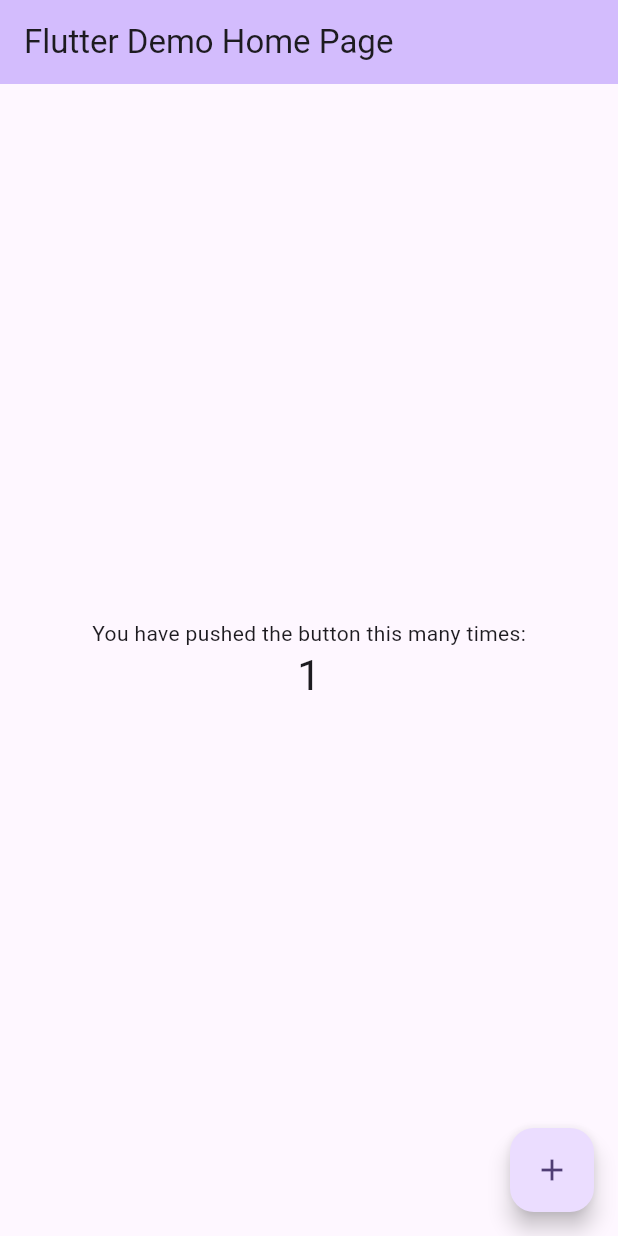
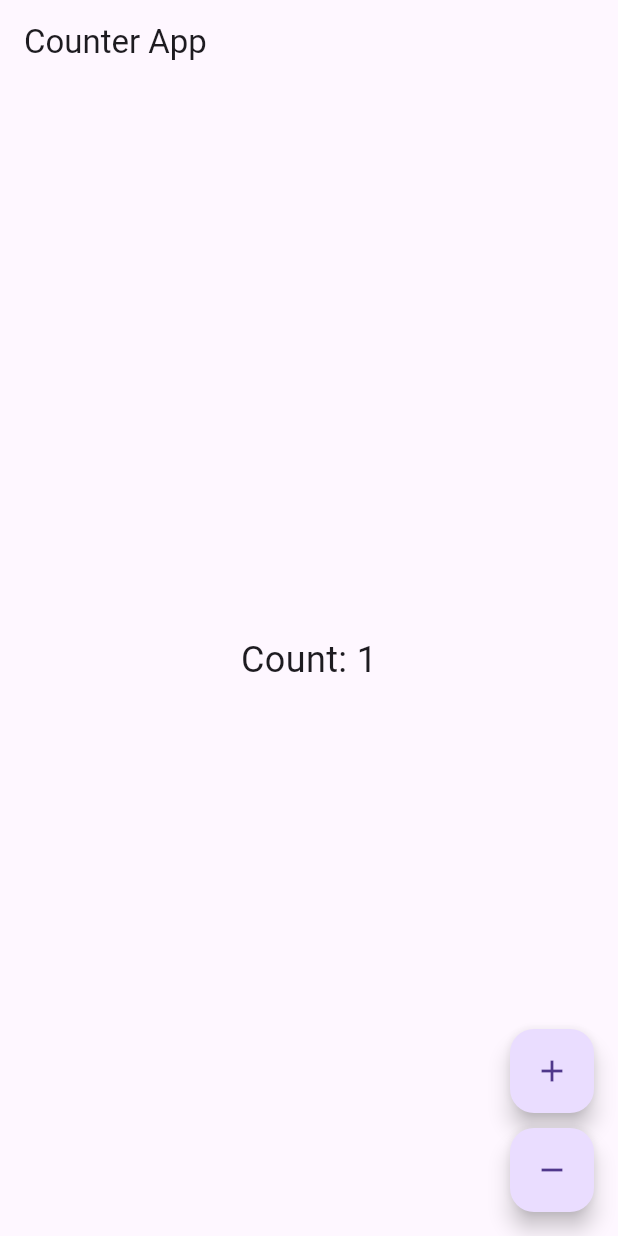
Before and after one commit to mohamedmahmoud95/flutter_bloc_session, a Flutter app: the screen it shows after launch, after a tap on the "add" icon, on a phone screen of 412 x 824 dp. Run offline on Flutter 3.47's test engine with Material 3 defaults, Android fonts, the phone set to English and light mode, and no system bars; our stand-ins replace flutter_bloc.

Commit message:
added a counter app with bloc

```diff
--- /dev/null
+++ b/lib/counter_app/bloc/counter_cubit.dart
@@ -0,0 +1,11 @@
+import 'package:flutter_bloc/flutter_bloc.dart';
+
+/// A `Cubit` which manages an `int` as its state.
+/// This `Cubit` is responsible for incrementing and decrementing the counter value.
+
+class CounterCubit extends Cubit<int> {
+  CounterCubit() : super(0);
+
+  void increment() => emit(state + 1);
+  void decrement() => emit(state - 1);
+}
--- /dev/null
+++ b/lib/counter_app/presentation/counter_app.dart
@@ -0,0 +1,57 @@
+import 'package:flutter/material.dart';
+import 'package:flutter_bloc/flutter_bloc.dart';
+import '../bloc/counter_cubit.dart';
+
+class CounterApp extends StatelessWidget {
+  const CounterApp({super.key});
+
+  @override
+  Widget build(BuildContext context) {
+    return MaterialApp(
+      home: BlocProvider(
+        // Creating and providing the CounterCubit to the widget tree.
+      create: (context) => CounterCubit(),
+        child: CounterScreen(),
+      ),
+    );
+  }
+}
+
+class CounterScreen extends StatelessWidget {
+  const CounterScreen({super.key});
+
+  @override
+  Widget build(BuildContext context) {
+    // Accessing the CounterCubit instance.
+    final counterCubit = context.read<CounterCubit>();
+
+    return Scaffold(
+      appBar: AppBar(title: Text('Counter App')),
+      body: Center(
+        // BlocBuilder listens to state changes in CounterCubit and rebuilds the widget.
+      child: BlocBuilder<CounterCubit, int>(
+          builder: (context, state) {
+            return Text(
+              'Count: $state',
+              style: TextStyle(fontSize: 24),
+            );
+          },
+        ),
+      ),
+      floatingActionButton: Column(
+        mainAxisAlignment: MainAxisAlignment.end,
+        children: [
+          FloatingActionButton(
+            onPressed: () => counterCubit.increment(),
+            child: Icon(Icons.add),
+          ),
+          SizedBox(height: 10),
+          FloatingActionButton(
+            onPressed: () => counterCubit.decrement(),
+            child: Icon(Icons.remove),
+          ),
+        ],
+      ),
+    );
+  }
+}
--- a/lib/main.dart
+++ b/lib/main.dart
@@ -1,122 +1,6 @@
+import 'package:bloc_session/counter_app/presentation/counter_app.dart';
 import 'package:flutter/material.dart';
 
 void main() {
-  runApp(const MyApp());
+  runApp(const CounterApp());
 }
-
-class MyApp extends StatelessWidget {
-  const MyApp({super.key});
-
-  // This widget is the root of your application.
-  @override
-  Widget build(BuildContext context) {
-    return MaterialApp(
-      title: 'Flutter Demo',
-      theme: ThemeData(
-        // This is the theme of your application.
-        //
-        // TRY THIS: Try running your application with "flutter run". You'll see
-        // the application has a purple toolbar. Then, without quitting the app,
-        // try changing the seedColor in the colorScheme below to Colors.green
-        // and then invoke "hot reload" (save your changes or press the "hot
-        // reload" button in a Flutter-supported IDE, or press "r" if you used
-        // the command line to start the app).
-        //
-        // Notice that the counter didn't reset back to zero; the application
-        // state is not lost during the reload. To reset the state, use hot
-        // restart instead.
-        //
-        // This works for code too, not just values: Most code changes can be
-        // tested with just a hot reload.
-        colorScheme: ColorScheme.fromSeed(seedColor: Colors.deepPurple),
-      ),
-      home: const MyHomePage(title: 'Flutter Demo Home Page'),
-    );
-  }
-}
-
-class MyHomePage extends StatefulWidget {
-  const MyHomePage({super.key, required this.title});
-
-  // This widget is the home page of your application. It is stateful, meaning
-  // that it has a State object (defined below) that contains fields that affect
-  // how it looks.
-
-  // This class is the configuration for the state. It holds the values (in this
-  // case the title) provided by the parent (in this case the App widget) and
-  // used by the build method of the State. Fields in a Widget subclass are
-  // always marked "final".
-
-  final String title;
-
-  @override
-  State<MyHomePage> createState() => _MyHomePageState();
-}
-
-class _MyHomePageState extends State<MyHomePage> {
-  int _counter = 0;
-
-  void _incrementCounter() {
-    setState(() {
-      // This call to setState tells the Flutter framework that something has
-      // changed in this State, which causes it to rerun the build method below
-      // so that the display can reflect the updated values. If we changed
-      // _counter without calling setState(), then the build method would not be
-      // called again, and so nothing would appear to happen.
-      _counter++;
-    });
-  }
-
-  @override
-  Widget build(BuildContext context) {
-    // This method is rerun every time setState is called, for instance as done
-    // by the _incrementCounter method above.
-    //
-    // The Flutter framework has been optimized to make rerunning build methods
-    // fast, so that you can just rebuild anything that needs updating rather
-    // than having to individually change instances of widgets.
-    return Scaffold(
-      appBar: AppBar(
-        // TRY THIS: Try changing the color here to a specific color (to
-        // Colors.amber, perhaps?) and trigger a hot reload to see the AppBar
-        // change color while the other colors stay the same.
-        backgroundColor: Theme.of(context).colorScheme.inversePrimary,
-        // Here we take the value from the MyHomePage object that was created by
-        // the App.build method, and use it to set our appbar title.
-        title: Text(widget.title),
-      ),
-      body: Center(
-        // Center is a layout widget. It takes a single child and positions it
-        // in the middle of the parent.
-        child: Column(
-          // Column is also a layout widget. It takes a list of children and
-          // arranges them vertically. By default, it sizes itself to fit its
-          // children horizontally, and tries to be as tall as its parent.
-          //
-          // Column has various properties to control how it sizes itself and
-          // how it positions its children. Here we use mainAxisAlignment to
-          // center the children vertically; the main axis here is the vertical
-          // axis because Columns are vertical (the cross axis would be
-          // horizontal).
-          //
-          // TRY THIS: Invoke "debug painting" (choose the "Toggle Debug Paint"
-          // action in the IDE, or press "p" in the console), to see the
-          // wireframe for each widget.
-          mainAxisAlignment: MainAxisAlignment.center,
-          children: <Widget>[
-            const Text('You have pushed the button this many times:'),
-            Text(
-              '$_counter',
-              style: Theme.of(context).textTheme.headlineMedium,
-            ),
-          ],
-        ),
-      ),
-      floatingActionButton: FloatingActionButton(
-        onPressed: _incrementCounter,
-        tooltip: 'Increment',
-        child: const Icon(Icons.add),
-      ), // This trailing comma makes auto-formatting nicer for build methods.
-    );
-  }
-}
--- a/pubspec.yaml
+++ b/pubspec.yaml
@@ -34,6 +34,7 @@ dependencies:
   # The following adds the Cupertino Icons font to your application.
   # Use with the CupertinoIcons class for iOS style icons.
   cupertino_icons: ^1.0.8
+  flutter_bloc: ^9.1.0
 
 dev_dependencies:
   flutter_test:
```
Also changed, not shown: pubspec.lock, 1 other file.
